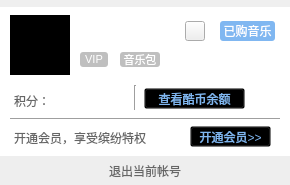
Greedysky/TTKMusicPlayer, file TTKModule/TTKWidget/musicUiKits/musicUserKits/musicusermanagerdialog.ui: the form before one commit.
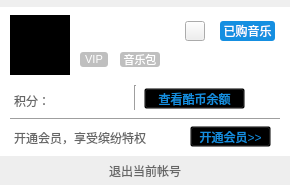
The form after the commit. Icons and pictures are not drawn. Custom widgets are drawn as their Qt base class.

Commit message: Optimized color style[782223]

```diff
--- a/TTKModule/TTKWidget/musicUiKits/musicUserKits/musicusermanagerdialog.ui
+++ b/TTKModule/TTKWidget/musicUiKits/musicUserKits/musicusermanagerdialog.ui
@@ -228,7 +228,7 @@
     <cursorShape>PointingHandCursor</cursorShape>
    </property>
    <property name="styleSheet">
-    <string notr="true">QPushButton{border-radius:3px;background-color:#80B7F1;color:white;}</string>
+    <string notr="true">QPushButton{border-radius:3px;background-color:#158FE1;color:white;}</string>
    </property>
    <property name="text">
     <string>已购音乐</string>
@@ -247,7 +247,7 @@
     <cursorShape>PointingHandCursor</cursorShape>
    </property>
    <property name="styleSheet">
-    <string notr="true">QPushButton{background:transparent;color:#80B7F1;}</string>
+    <string notr="true">QPushButton{background:transparent;color:#158FE1;}</string>
    </property>
    <property name="text">
     <string>查看酷币余额</string>
@@ -279,7 +279,7 @@
     <cursorShape>PointingHandCursor</cursorShape>
    </property>
    <property name="styleSheet">
-    <string notr="true">QPushButton{background:transparent;color:#80B7F1;}</string>
+    <string notr="true">QPushButton{background:transparent;color:#158FE1;}</string>
    </property>
    <property name="text">
     <string>开通会员&gt;&gt;</string>
```
The commit also changes 8 other files.
